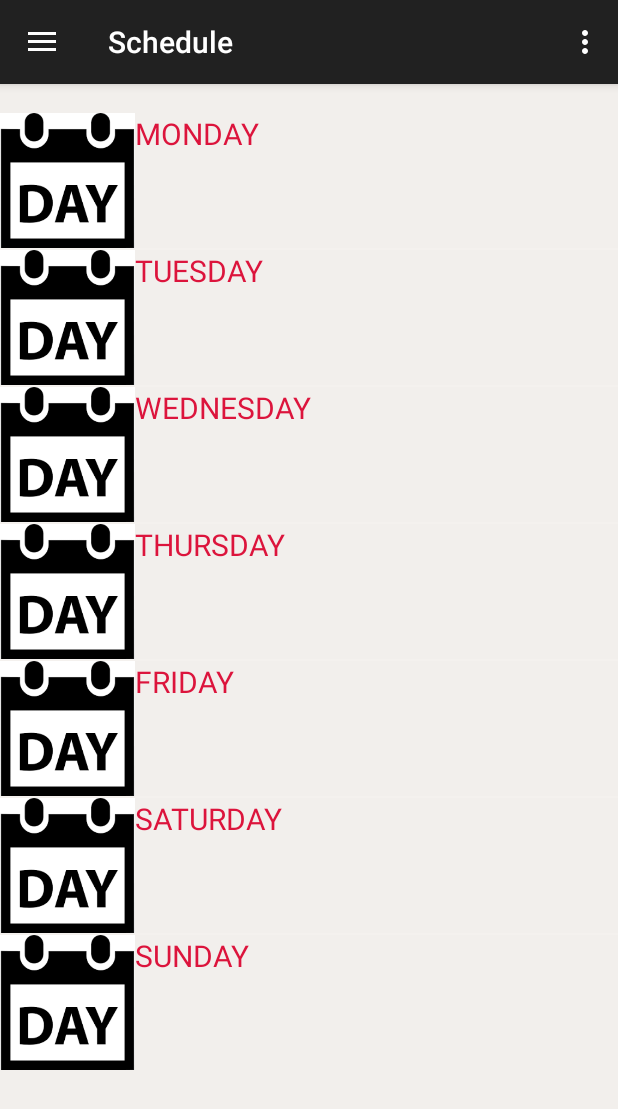
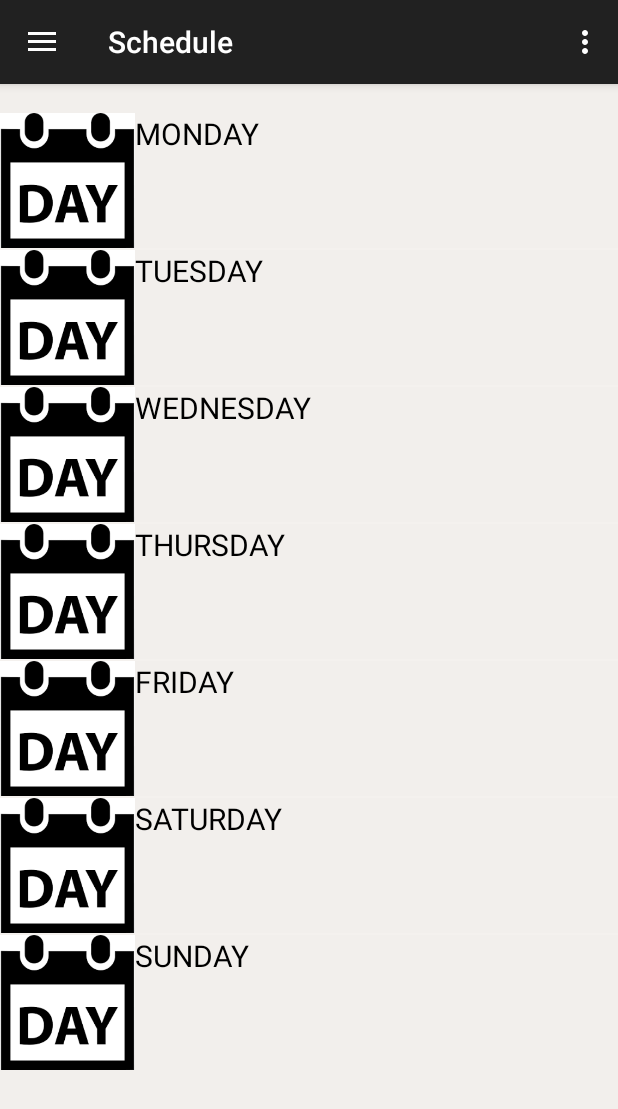
Before and after one commit to theanisaa/Great4IP., an Android app: the screen it shows after launch once a user with an empty profile is signed in (HomeActivity), in the side drawer, after a tap on "Schedule", on a phone screen of 412 x 824 dp. Shown: the top 1109 px of the screen. Run offline under Robolectric (Android 15) with nearby library versions, the phone set to English and light mode, and no system bars; our stand-ins replace Firebase (no records; nobody signed in at launch, a user with empty details on screens opened directly).

Commit message:
Schedule Activity02

```diff
--- a/app/src/main/java/com/example/a6sigma/great4ip/SignUpFormActivity.java
+++ b/app/src/main/java/com/example/a6sigma/great4ip/SignUpFormActivity.java
@@ -118,7 +118,6 @@ public class SignUpFormActivity extends AppCompatActivity {
                 }
             }
         });
-
     }
 
     public void setMajor(int position){
--- a/app/src/main/res/layout/layout_isi_lv.xml
+++ b/app/src/main/res/layout/layout_isi_lv.xml
@@ -18,7 +18,7 @@
         android:layout_width="wrap_content"
         android:layout_height="wrap_content"
         android:layout_toRightOf="@+id/imV"
-        android:textColor="#DC143C"
+        android:textColor="#000000"
         android:textSize="9pt" />
 
     <TextView
```
